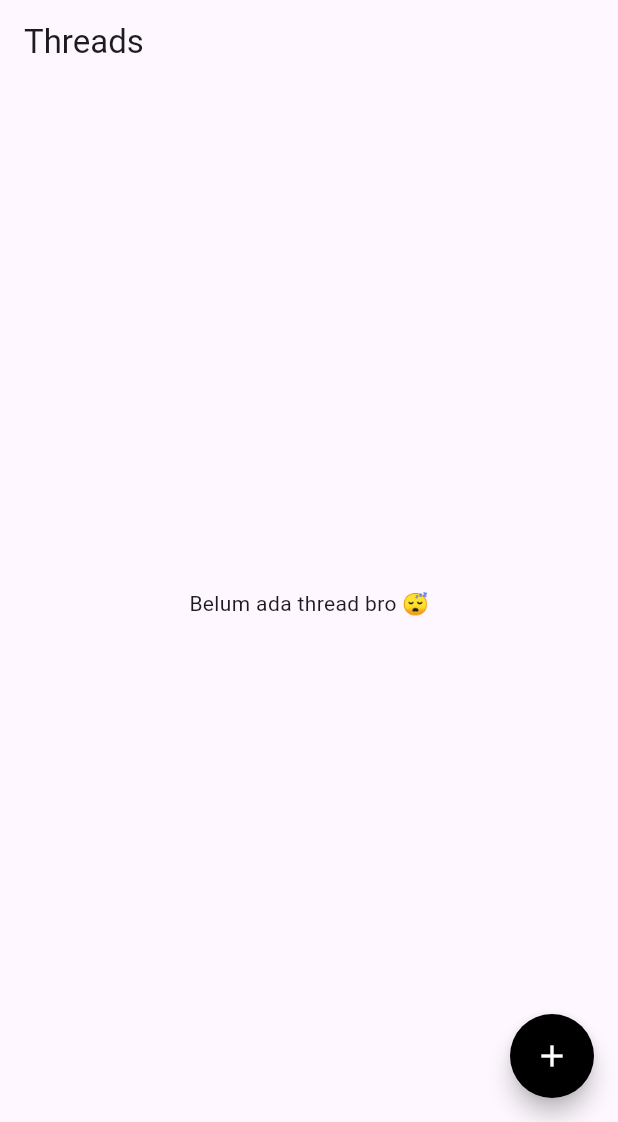
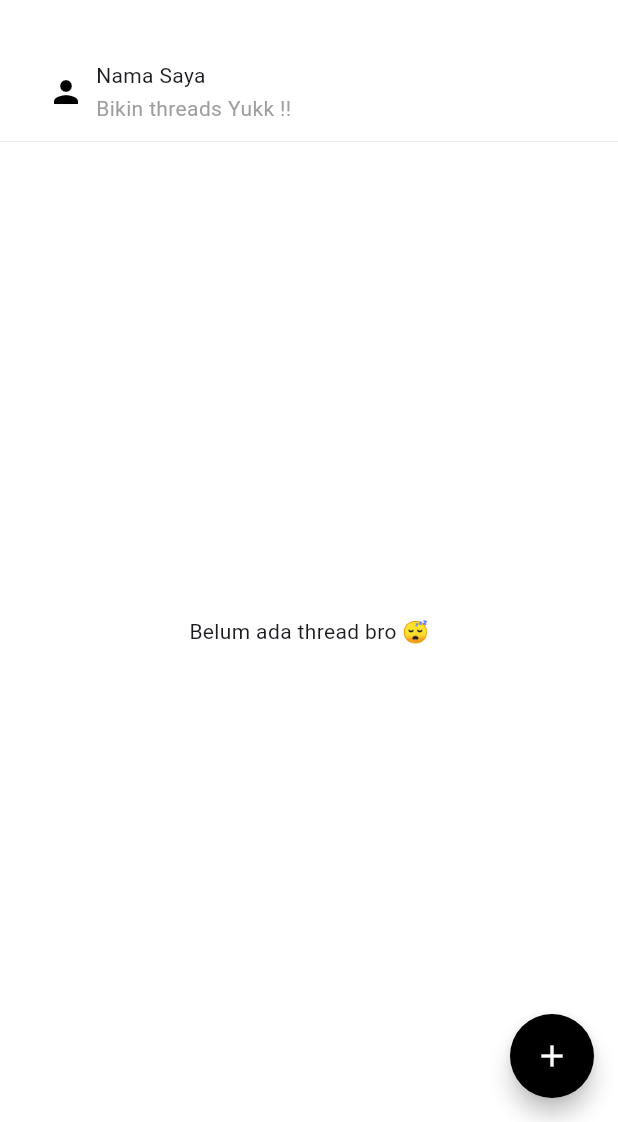
Before and after one commit to NgomongAja/NgomongAja, a Flutter app: the screen it shows after launch, on a phone screen of 412 x 824 dp, the part 114-1236 px from its top. Run offline on Flutter 3.47's test engine with Material 3 defaults, Android fonts, the light colour scheme and no system bars; our stand-ins replace get, supabase_flutter; accounts and stored records are empty.

Commit message:
feat(trending): Add Bikin Threads for current user

```diff
--- a/lib/common/ui/general_bottomsheet.dart
+++ b/lib/common/ui/general_bottomsheet.dart
@@ -1,6 +1,10 @@
 import 'package:flutter/material.dart';
 
 class GeneralBottomsheet {
+  // Membuat class yang nantinya akan dipanggil untuk digunakan sebagai form contoh New Post untuk Thread
+  // Contoh Pemakaian pada trending_presenter method addNewThread yang memanggil widget child = ThreadInput
+  // yang menggunakan inputan dari widget thread_input
+
   static void showGeneralbottomsheet(BuildContext context, Widget child) {
     showModalBottomSheet(
       context: context,
--- a/lib/pages/trending/presentation/trending_view.dart
+++ b/lib/pages/trending/presentation/trending_view.dart
@@ -17,8 +17,17 @@ class _TrendingViewState extends State<TrendingView> {
   @override
   Widget build(BuildContext context) {
     return Scaffold(
-      appBar: AppBar(title: const Text("Threads")),
-      body: TrendingListWidget(presenter: presenter),
+      backgroundColor: Colors.white,
+      appBar: AppBar(
+        backgroundColor: Colors.white,
+        toolbarHeight: kToolbarHeight * 0.5,
+      ),
+      body: Column(
+        children: [
+          _buildCreateThreadSection(),
+          Expanded(child: TrendingListWidget(presenter: presenter)),
+        ],
+      ),
       floatingActionButton: FloatingActionButton(
         onPressed: () {
           presenter.addNewThread();
@@ -29,4 +38,38 @@ class _TrendingViewState extends State<TrendingView> {
       ),
     );
   }
+
+  Widget _buildCreateThreadSection() {
+    return InkWell(
+      onTap: () => presenter.addNewThread(),
+      child: Column(
+        children: [
+          Padding(
+            padding: const EdgeInsets.symmetric(horizontal: 32, vertical: 12),
+            child: Row(
+              mainAxisAlignment: MainAxisAlignment.start,
+              children: [
+                Icon(Icons.person, size: 24, color: Colors.black),
+                SizedBox(width: 8),
+                Expanded(
+                  child: Column(
+                    crossAxisAlignment: CrossAxisAlignment.start,
+                    children: [
+                      Text("Nama Saya"),
+                      const SizedBox(height: 2),
+                      Text(
+                        "Bikin threads Yukk !!",
+                        style: TextStyle(color: Colors.grey),
+                      ),
+                    ],
+                  ),
+                ),
+              ],
+            ),
+          ),
+          Container(height: 0.3, color: Colors.grey.withOpacity(0.5)),
+        ],
+      ),
+    );
+  }
 }
```
